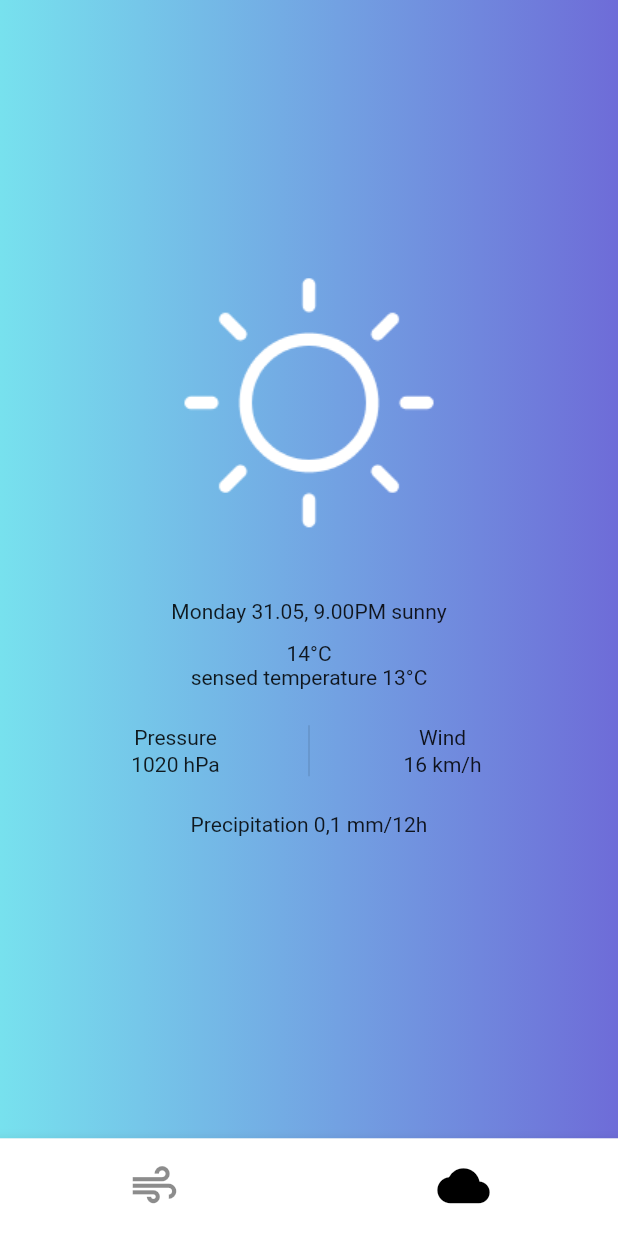
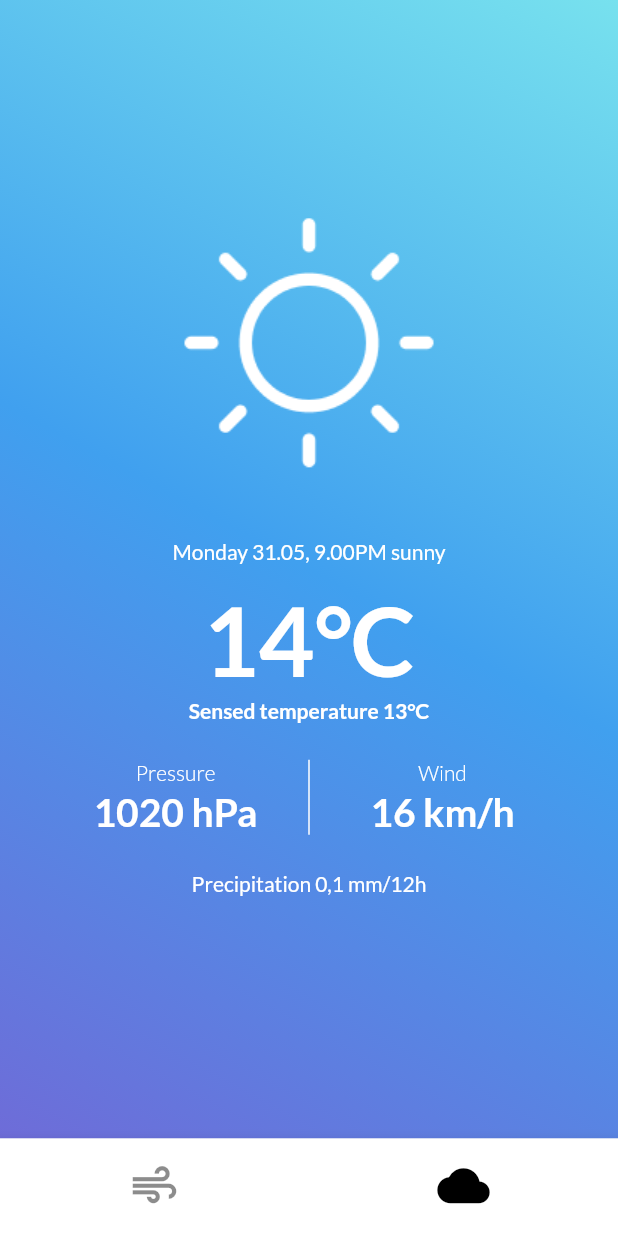
Before and after one commit to m-rud/Pure-air, a Flutter app: the screen it shows after launch, on a phone screen of 412 x 824 dp. Run offline on Flutter 3.47's test engine with Material 2 defaults, Android fonts, the phone set to English and light mode, and no system bars; our stand-ins replace google_fonts.

Commit message:
feat: stylize WeatherScreen

```diff
--- a/lib/WeatherScreen.dart
+++ b/lib/WeatherScreen.dart
@@ -20,9 +20,9 @@ class WeatherScreenState extends State<WeatherScreen> {
             decoration: const BoxDecoration(
                 color: Color(0xffffffff),
                 gradient: LinearGradient(
-                    begin: Alignment.centerRight,
-                    end: Alignment.centerLeft,
-                    colors: [Color(0xff6e6cd8), Color(0xff77e1ee)])),
+                    begin: Alignment.bottomLeft,
+                    end: Alignment.topRight,
+                    colors: [Color(0xff6e6cd8), Color(0xff40A0EF), Color(0xff77e1ee)])),
           ),
           Align(
             alignment: FractionalOffset.center,
@@ -32,10 +32,37 @@ class WeatherScreenState extends State<WeatherScreen> {
                   const Padding(padding: EdgeInsets.only(top: 45.0)),
                   const Image(image: AssetImage('icons/weather-sunny.png')),
                   const Padding(padding: EdgeInsets.only(top: 41.0)),
-                  const Text('Monday 31.05, 9.00PM sunny'),
+                  Text('Monday 31.05, 9.00PM sunny',
+                  textAlign: TextAlign.center,
+                  style: GoogleFonts.lato(
+                    textStyle: const TextStyle(
+                      fontSize: 14.0,
+                      height: 1.2,
+                      color: Colors.white,
+                      fontWeight: FontWeight.w400
+                    )
+                  ),),
                   const Padding(padding: EdgeInsets.only(top: 12.0)),
-                  const Text('14°C'),
-                  const Text('sensed temperature 13°C'),
+                  Text('14°C',
+                    textAlign: TextAlign.center,
+                    style: GoogleFonts.lato(
+                        textStyle: const TextStyle(
+                            fontSize: 64.0,
+                            height: 1.2,
+                            color: Colors.white,
+                            fontWeight: FontWeight.w700
+                        )
+                    ),),
+                  Text('Sensed temperature 13°C',
+                    textAlign: TextAlign.center,
+                    style: GoogleFonts.lato(
+                        textStyle: const TextStyle(
+                            fontSize: 14.0,
+                            height: 1.2,
+                            color: Colors.white,
+                            fontWeight: FontWeight.w700
+                        )
+                    ),),
                   const Padding(padding: EdgeInsets.only(top: 24.0)),
                   IntrinsicHeight(
                     child: Row(
@@ -45,25 +72,62 @@ class WeatherScreenState extends State<WeatherScreen> {
                           width: 130,
                             child: Column(
                               mainAxisAlignment: MainAxisAlignment.end,
-                              children: const [
-                                Text('Pressure'),
-                                Padding(padding: EdgeInsets.only(top: 2.0)),
-                                Text('1020 hPa')
+                              children: [
+                                Text('Pressure',
+                                  textAlign: TextAlign.center,
+                                  style: GoogleFonts.lato(
+                                      textStyle: const TextStyle(
+                                          fontSize: 14.0,
+                                          height: 1.2,
+                                          color: Colors.white,
+                                          fontWeight: FontWeight.w300
+                                      )
+                                  ),),
+                                const Padding(padding: EdgeInsets.only(top: 2.0)),
+                                Text('1020 hPa',
+                                  textAlign: TextAlign.center,
+                                  style: GoogleFonts.lato(
+                                      textStyle: const TextStyle(
+                                          fontSize: 26.0,
+                                          height: 1.2,
+                                          color: Colors.white,
+                                          fontWeight: FontWeight.w700
+                                      )
+                                  ),)
                               ],
                             ),
                         ),
                         const VerticalDivider(
                           width: 48,
                           thickness: 1,
+                          color: Colors.white,
                         ),
                         SizedBox(
                           width: 130,
                           child: Column(
                             mainAxisAlignment: MainAxisAlignment.start,
-                            children: const [
-                              Text('Wind'),
-                              Padding(padding: EdgeInsets.only(top: 2.0)),
-                              Text('16 km/h')
+                            children: [
+                              Text('Wind',
+                                textAlign: TextAlign.center,
+                                style: GoogleFonts.lato(
+                                    textStyle: const TextStyle(
+                                        fontSize: 14.0,
+                                        height: 1.2,
+                                        color: Colors.white,
+                                        fontWeight: FontWeight.w300
+                                    )
+                                ),),
+                              const Padding(padding: EdgeInsets.only(top: 2.0)),
+                              Text('16 km/h',
+                                textAlign: TextAlign.center,
+                                style: GoogleFonts.lato(
+                                    textStyle: const TextStyle(
+                                        fontSize: 26.0,
+                                        height: 1.2,
+                                        color: Colors.white,
+                                        fontWeight: FontWeight.w700
+                                    )
+                                ),)
                             ],
                           ),
                         ),
@@ -71,7 +135,16 @@ class WeatherScreenState extends State<WeatherScreen> {
                     ),
                   ),
                   const Padding(padding: EdgeInsets.only(top: 24.0)),
-                  const Text('Precipitation 0,1 mm/12h'),
+                  Text('Precipitation 0,1 mm/12h',
+                    textAlign: TextAlign.center,
+                    style: GoogleFonts.lato(
+                        textStyle: const TextStyle(
+                            fontSize: 14.0,
+                            height: 1.2,
+                            color: Colors.white,
+                            fontWeight: FontWeight.w400
+                        )
+                    ),),
                   const Padding(padding: EdgeInsets.only(top: 68.0))
 
                 ]),
```
